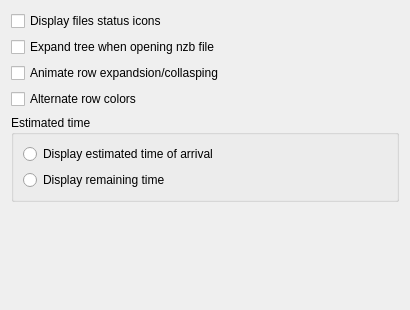
First picture: the form in src/preferences/preferencesdisplay.ui, repository KDE/kwooty, before the edit.
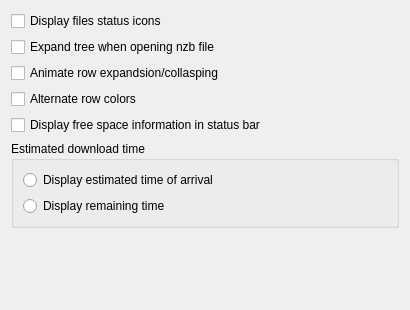
Second picture: the form after the edit.

The edit to the form file:
```diff
--- a/src/preferences/preferencesdisplay.ui
+++ b/src/preferences/preferencesdisplay.ui
@@ -55,9 +55,19 @@
     </widget>
    </item>
    <item row="4" column="0">
+    <widget class="QCheckBox" name="kcfg_displayCapacityBar">
+     <property name="toolTip">
+      <string>Display free space capacity bar</string>
+     </property>
+     <property name="text">
+      <string>Display free space information in status bar</string>
+     </property>
+    </widget>
+   </item>
+   <item row="5" column="0">
     <widget class="QGroupBox" name="actionGroupBox">
      <property name="title">
-      <string>Estimated time</string>
+      <string>Estimated download time</string>
      </property>
      <layout class="QGridLayout" name="gridLayout">
       <item row="0" column="0">
@@ -83,7 +93,7 @@
      </layout>
     </widget>
    </item>
-   <item row="5" column="0">
+   <item row="6" column="0">
     <spacer name="spacer">
      <property name="orientation">
       <enum>Qt::Vertical</enum>
```
